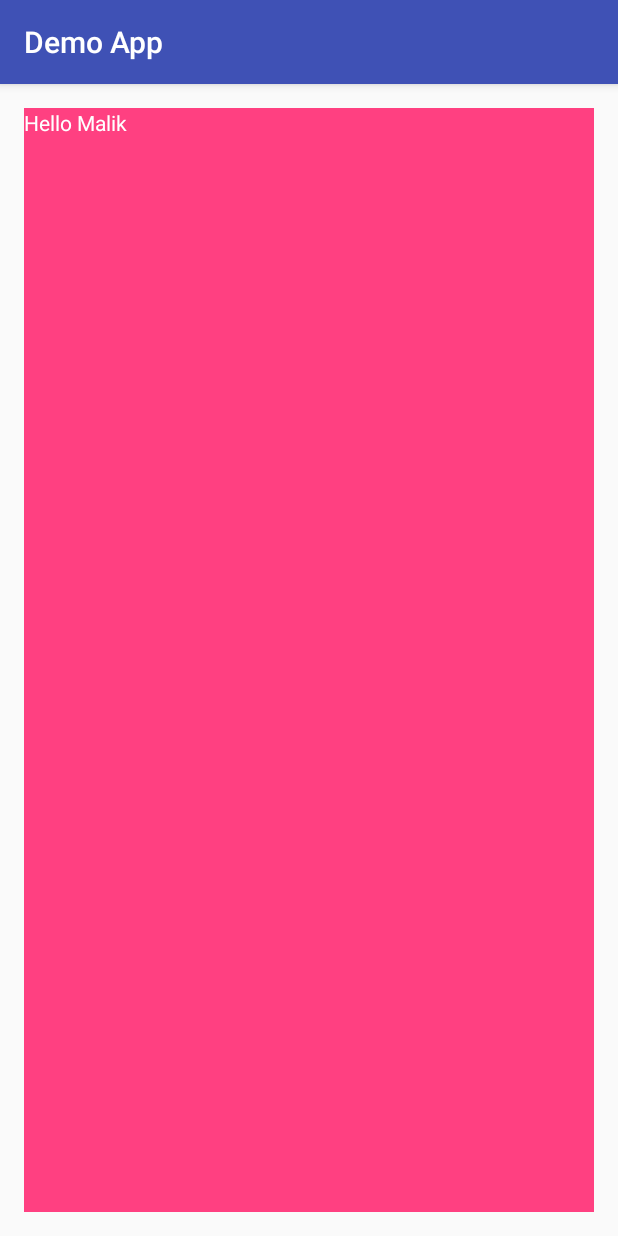
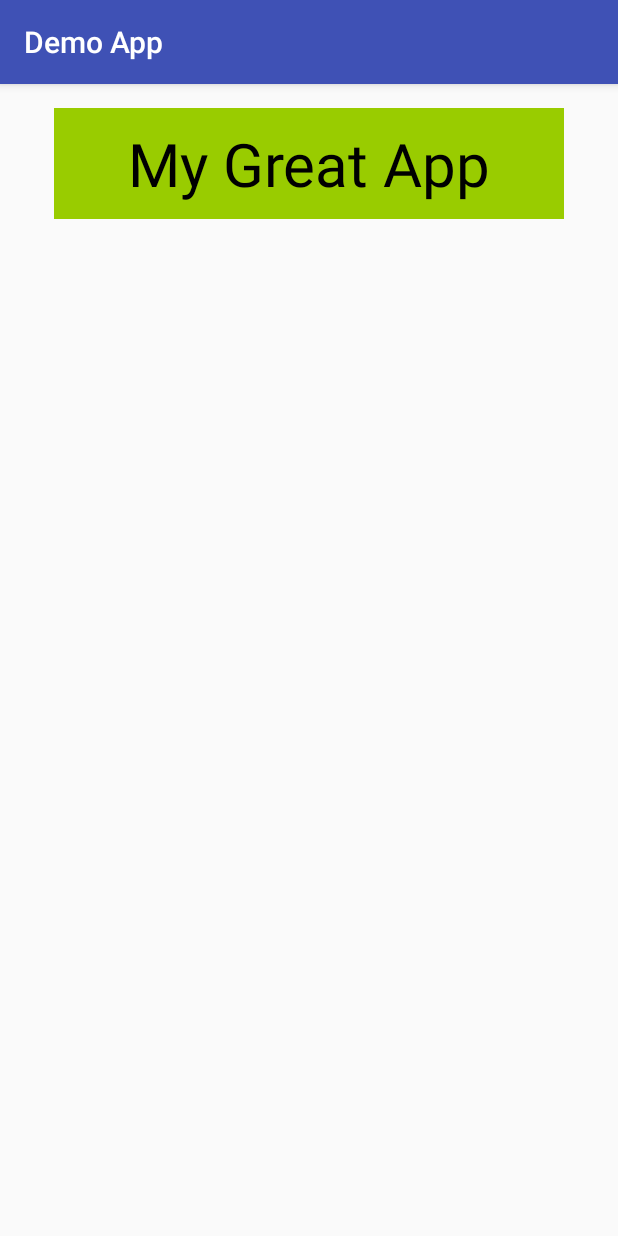
Before and after one commit to malikalichsan/demo-app, an Android app: the screen it shows after launch (MainActivity), on a phone screen of 412 x 824 dp. Run offline under Robolectric (Android 15) with nearby library versions, the phone set to English and light mode, and no system bars.

Commit message:
Formatting Text

```diff
--- a/app/src/main/res/layout/activity_main.xml
+++ b/app/src/main/res/layout/activity_main.xml
@@ -10,9 +10,14 @@
     <TextView
         android:id="@+id/helloMalikTextView"
         android:layout_width="match_parent"
-        android:layout_height="match_parent"
-        android:background="@color/colorAccent"
-        android:text="Hello Malik"
-        android:textColor="@android:color/background_light" />
+        android:layout_height="wrap_content"
+        android:layout_marginLeft="20dp"
+        android:layout_marginRight="20dp"
+        android:background="@android:color/holo_green_light"
+        android:gravity="center"
+        android:padding="10dp"
+        android:text="My Great App"
+        android:textColor="@android:color/background_dark"
+        android:textSize="40sp" />
 
 </RelativeLayout>
```
